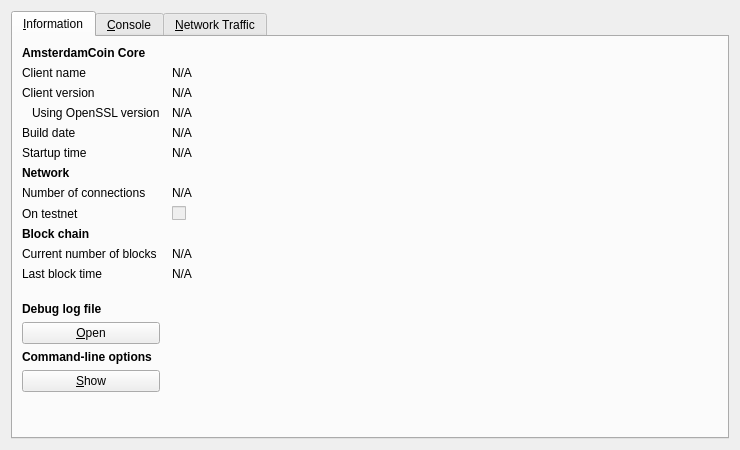
First picture: the form in src/qt/forms/rpcconsole.ui, repository CoinBuild/AmsterdamCoin, before the edit.
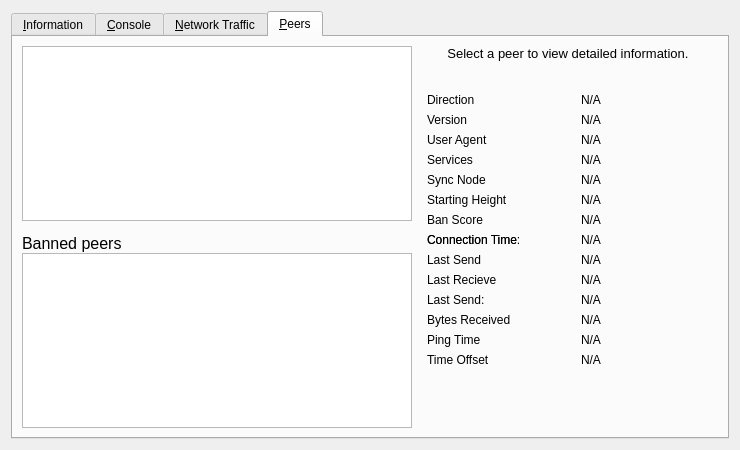
Second picture: the form after the edit. Icons and pictures are not drawn. Custom widgets are drawn as their Qt base class.

```diff
--- a/src/qt/forms/rpcconsole.ui
+++ b/src/qt/forms/rpcconsole.ui
@@ -1,7 +1,7 @@
 <?xml version="1.0" encoding="UTF-8"?>
 <ui version="4.0">
  <class>RPCConsole</class>
- <widget class="QDialog" name="RPCConsole">
+ <widget class="QWidget" name="RPCConsole">
   <property name="geometry">
    <rect>
     <x>0</x>
@@ -11,22 +11,19 @@
    </rect>
   </property>
   <property name="windowTitle">
-   <string>AmsterdamCoin - Debug window</string>
+   <string>Transfer - Debug window</string>
   </property>
   <layout class="QVBoxLayout" name="verticalLayout_2">
    <item>
     <widget class="QTabWidget" name="tabWidget">
      <property name="currentIndex">
-      <number>0</number>
+      <number>3</number>
      </property>
      <widget class="QWidget" name="tab_info">
       <attribute name="title">
        <string>&amp;Information</string>
       </attribute>
-      <layout class="QGridLayout" name="gridLayout" columnstretch="0,1">
-       <property name="horizontalSpacing">
-        <number>12</number>
-       </property>
+      <layout class="QFormLayout" name="formLayout">
        <item row="0" column="0">
         <widget class="QLabel" name="label_9">
          <property name="font">
@@ -36,7 +33,7 @@
           </font>
          </property>
          <property name="text">
-          <string>AmsterdamCoin Core</string>
+          <string>Transfer Core</string>
          </property>
         </widget>
        </item>
@@ -195,13 +192,36 @@
         </widget>
        </item>
        <item row="8" column="0">
+        <widget class="QLabel" name="label_15">
+         <property name="text">
+          <string>Number of masternodes</string>
+         </property>
+        </widget>
+       </item>
+       <item row="8" column="1">
+        <widget class="QLabel" name="masternodeCount">
+         <property name="cursor">
+          <cursorShape>IBeamCursor</cursorShape>
+         </property>
+         <property name="text">
+          <string>N/A</string>
+         </property>
+         <property name="textFormat">
+          <enum>Qt::PlainText</enum>
+         </property>
+         <property name="textInteractionFlags">
+          <set>Qt::LinksAccessibleByMouse|Qt::TextSelectableByKeyboard|Qt::TextSelectableByMouse</set>
+         </property>
+        </widget>
+       </item>
+       <item row="9" column="0">
         <widget class="QLabel" name="label_8">
          <property name="text">
           <string>On testnet</string>
          </property>
         </widget>
        </item>
-       <item row="8" column="1">
+       <item row="9" column="1">
         <widget class="QCheckBox" name="isTestNet">
          <property name="enabled">
           <bool>false</bool>
@@ -211,7 +231,7 @@
          </property>
         </widget>
        </item>
-       <item row="9" column="0">
+       <item row="10" column="0">
         <widget class="QLabel" name="label_10">
          <property name="font">
           <font>
@@ -224,14 +244,14 @@
          </property>
         </widget>
        </item>
-       <item row="10" column="0">
+       <item row="11" column="0">
         <widget class="QLabel" name="label_3">
          <property name="text">
           <string>Current number of blocks</string>
          </property>
         </widget>
        </item>
-       <item row="10" column="1">
+       <item row="11" column="1">
         <widget class="QLabel" name="numberOfBlocks">
          <property name="cursor">
           <cursorShape>IBeamCursor</cursorShape>
@@ -247,14 +267,14 @@
          </property>
         </widget>
        </item>
-       <item row="11" column="0">
+       <item row="12" column="0">
         <widget class="QLabel" name="label_2">
          <property name="text">
           <string>Last block time</string>
          </property>
         </widget>
        </item>
-       <item row="11" column="1">
+       <item row="12" column="1">
         <widget class="QLabel" name="lastBlockTime">
          <property name="cursor">
           <cursorShape>IBeamCursor</cursorShape>
@@ -270,20 +290,20 @@
          </property>
         </widget>
        </item>
-       <item row="12" column="0">
-        <spacer name="verticalSpacer_2">
-         <property name="orientation">
-          <enum>Qt::Vertical</enum>
-         </property>
-         <property name="sizeHint" stdset="0">
-          <size>
-           <width>20</width>
-           <height>20</height>
-          </size>
-         </property>
-        </spacer>
-       </item>
        <item row="13" column="0">
+        <spacer name="verticalSpacer_2">
+         <property name="orientation">
+          <enum>Qt::Vertical</enum>
+         </property>
+         <property name="sizeHint" stdset="0">
+          <size>
+           <width>20</width>
+           <height>10</height>
+          </size>
+         </property>
+        </spacer>
+       </item>
+       <item row="14" column="0">
         <widget class="QLabel" name="labelDebugLogfile">
          <property name="font">
           <font>
@@ -296,10 +316,10 @@
          </property>
         </widget>
        </item>
-       <item row="14" column="0">
+       <item row="15" column="0">
         <widget class="QPushButton" name="openDebugLogfileButton">
          <property name="toolTip">
-          <string>Open the AmsterdamCoin debug log file from the current data directory. This can take a few seconds for large log files.</string>
+          <string>Open the Transfer debug log file from the current data directory. This can take a few seconds for large log files.</string>
          </property>
          <property name="text">
           <string>&amp;Open</string>
@@ -309,7 +329,7 @@
          </property>
         </widget>
        </item>
-       <item row="15" column="0">
+       <item row="16" column="0">
         <widget class="QLabel" name="labelCLOptions">
          <property name="font">
           <font>
@@ -322,10 +342,10 @@
          </property>
         </widget>
        </item>
-       <item row="16" column="0">
+       <item row="17" column="0">
         <widget class="QPushButton" name="showCLOptionsButton">
          <property name="toolTip">
-          <string>Show the AmsterdamCoin-Qt help message to get a list with possible AmsterdamCoin command-line options.</string>
+          <string>Show the Transfer-Qt help message to get a list with possible Transfer command-line options.</string>
          </property>
          <property name="text">
           <string>&amp;Show</string>
@@ -335,7 +355,7 @@
          </property>
         </widget>
        </item>
-       <item row="17" column="0">
+       <item row="18" column="0">
         <spacer name="verticalSpacer">
          <property name="orientation">
           <enum>Qt::Vertical</enum>
@@ -343,7 +363,7 @@
          <property name="sizeHint" stdset="0">
           <size>
            <width>20</width>
-           <height>40</height>
+           <height>20</height>
           </size>
          </property>
         </spacer>
@@ -354,11 +374,8 @@
       <attribute name="title">
        <string>&amp;Console</string>
       </attribute>
-      <layout class="QVBoxLayout" name="verticalLayout_3">
-       <property name="spacing">
-        <number>3</number>
-       </property>
-       <item>
+      <layout class="QGridLayout" name="gridLayout">
+       <item row="0" column="0">
         <widget class="QTextEdit" name="messagesWidget">
          <property name="minimumSize">
           <size>
@@ -377,11 +394,37 @@
          </property>
         </widget>
        </item>
-       <item>
+       <item row="1" column="0">
         <layout class="QHBoxLayout" name="horizontalLayout">
          <property name="spacing">
           <number>3</number>
          </property>
+         <item>
+          <widget class="QPushButton" name="copyButton">
+           <property name="maximumSize">
+            <size>
+             <width>24</width>
+             <height>24</height>
+            </size>
+           </property>
+           <property name="toolTip">
+            <string>Copy to clipboard</string>
+           </property>
+           <property name="text">
+            <string/>
+           </property>
+           <property name="icon">
+            <iconset resource="../bitcoin.qrc">
+             <normaloff>:/icons/editcopy</normaloff>:/icons/editcopy</iconset>
+           </property>
+           <property name="shortcut">
+            <string notr="true">Ctrl+L</string>
+           </property>
+           <property name="autoDefault">
+            <bool>false</bool>
+           </property>
+          </widget>
+         </item>
          <item>
           <widget class="QLabel" name="label">
            <property name="text">
@@ -393,7 +436,19 @@
           <widget class="QLineEdit" name="lineEdit"/>
          </item>
          <item>
-          <widget class="QPushButton" name="clearButton">
+          <widget class="QToolButton" name="pasteButton">
+           <property name="sizePolicy">
+            <sizepolicy hsizetype="Minimum" vsizetype="Fixed">
+             <horstretch>0</horstretch>
+             <verstretch>0</verstretch>
+            </sizepolicy>
+           </property>
+           <property name="minimumSize">
+            <size>
+             <width>24</width>
+             <height>24</height>
+            </size>
+           </property>
            <property name="maximumSize">
             <size>
              <width>24</width>
@@ -401,20 +456,17 @@
             </size>
            </property>
            <property name="toolTip">
-            <string>Clear console</string>
+            <string>Paste from clipboard</string>
            </property>
            <property name="text">
             <string/>
            </property>
            <property name="icon">
             <iconset resource="../bitcoin.qrc">
-             <normaloff>:/icons/remove</normaloff>:/icons/remove</iconset>
+             <normaloff>:/icons/editpaste</normaloff>:/icons/editpaste</iconset>
            </property>
            <property name="shortcut">
-            <string notr="true">Ctrl+L</string>
-           </property>
-           <property name="autoDefault">
-            <bool>false</bool>
+            <string>Alt+P</string>
            </property>
           </widget>
          </item>
@@ -422,7 +474,7 @@
        </item>
       </layout>
      </widget>
-     <widget class="QWidget" name="tab">
+     <widget class="QWidget" name="tab_nettraffic">
       <attribute name="title">
        <string>&amp;Network Traffic</string>
       </attribute>
@@ -672,6 +724,484 @@
        </item>
       </layout>
      </widget>
+     <widget class="QWidget" name="tab_peers">
+      <attribute name="title">
+       <string>&amp;Peers</string>
+      </attribute>
+      <layout class="QGridLayout" name="gridLayout_2">
+       <item row="0" column="0" rowspan="2">
+        <layout class="QVBoxLayout" name="verticalLayout_101">
+         <property name="spacing">
+          <number>0</number>
+         </property>
+         <item>
+          <widget class="QTableView" name="peerWidget">
+           <property name="horizontalScrollBarPolicy">
+            <enum>Qt::ScrollBarAsNeeded</enum>
+           </property>
+           <property name="sortingEnabled">
+            <bool>true</bool>
+           </property>
+           <attribute name="horizontalHeaderHighlightSections">
+            <bool>false</bool>
+           </attribute>
+          </widget>
+         </item>
+         <item>
+          <widget class="QLabel" name="banHeading">
+           <property name="sizePolicy">
+            <sizepolicy hsizetype="Preferred" vsizetype="Minimum">
+             <horstretch>0</horstretch>
+             <verstretch>0</verstretch>
+            </sizepolicy>
+           </property>
+           <property name="minimumSize">
+            <size>
+             <width>300</width>
+             <height>32</height>
+            </size>
+           </property>
+           <property name="maximumSize">
+            <size>
+             <width>16777215</width>
+             <height>32</height>
+            </size>
+           </property>
+           <property name="font">
+            <font>
+             <pointsize>12</pointsize>
+            </font>
+           </property>
+           <property name="cursor">
+            <cursorShape>IBeamCursor</cursorShape>
+           </property>
+           <property name="text">
+            <string>Banned peers</string>
+           </property>
+           <property name="alignment">
+            <set>Qt::AlignBottom|Qt::AlignLeading|Qt::AlignLeft</set>
+           </property>
+           <property name="wordWrap">
+            <bool>true</bool>
+           </property>
+           <property name="textInteractionFlags">
+            <set>Qt::NoTextInteraction</set>
+           </property>
+          </widget>
+         </item>
+         <item>
+          <widget class="QTableView" name="banlistWidget">
+           <property name="sizePolicy">
+            <sizepolicy hsizetype="Expanding" vsizetype="Expanding">
+             <horstretch>0</horstretch>
+             <verstretch>0</verstretch>
+            </sizepolicy>
+           </property>
+           <property name="horizontalScrollBarPolicy">
+            <enum>Qt::ScrollBarAsNeeded</enum>
+           </property>
+           <property name="sortingEnabled">
+            <bool>true</bool>
+           </property>
+           <attribute name="horizontalHeaderHighlightSections">
+            <bool>false</bool>
+           </attribute>
+          </widget>
+         </item>
+        </layout>
+       </item>
+       <item row="0" column="1">
+        <widget class="QLabel" name="peerHeading">
+         <property name="sizePolicy">
+          <sizepolicy hsizetype="Preferred" vsizetype="Minimum">
+           <horstretch>0</horstretch>
+           <verstretch>0</verstretch>
+          </sizepolicy>
+         </property>
+         <property name="minimumSize">
+          <size>
+           <width>300</width>
+           <height>32</height>
+          </size>
+         </property>
+         <property name="font">
+          <font>
+           <pointsize>10</pointsize>
+          </font>
+         </property>
+         <property name="cursor">
+          <cursorShape>IBeamCursor</cursorShape>
+         </property>
+         <property name="text">
+          <string>Select a peer to view detailed information.</string>
+         </property>
+         <property name="alignment">
+          <set>Qt::AlignHCenter|Qt::AlignTop</set>
+         </property>
+         <property name="wordWrap">
+          <bool>true</bool>
+         </property>
+         <property name="textInteractionFlags">
+          <set>Qt::LinksAccessibleByMouse|Qt::TextSelectableByKeyboard|Qt::TextSelectableByMouse</set>
+         </property>
+        </widget>
+       </item>
+       <item row="1" column="1">
+        <widget class="QWidget" name="detailWidget" native="true">
+         <property name="minimumSize">
+          <size>
+           <width>300</width>
+           <height>0</height>
+          </size>
+         </property>
+         <layout class="QGridLayout" name="gridLayout_3">
+          <item row="0" column="0">
+           <widget class="QLabel" name="label_23">
+            <property name="text">
+             <string>Direction</string>
+            </property>
+           </widget>
+          </item>
+          <item row="0" column="2">
+           <widget class="QLabel" name="peerDirection">
+            <property name="cursor">
+             <cursorShape>IBeamCursor</cursorShape>
+            </property>
+            <property name="text">
+             <string>N/A</string>
+            </property>
+            <property name="textFormat">
+             <enum>Qt::PlainText</enum>
+            </property>
+            <property name="textInteractionFlags">
+             <set>Qt::LinksAccessibleByMouse|Qt::TextSelectableByKeyboard|Qt::TextSelectableByMouse</set>
+            </property>
+           </widget>
+          </item>
+          <item row="1" column="0">
+           <widget class="QLabel" name="label_21">
+            <property name="text">
+             <string>Version</string>
+            </property>
+           </widget>
+          </item>
+          <item row="2" column="0">
+           <widget class="QLabel" name="label_28">
+            <property name="cursor">
+             <cursorShape>IBeamCursor</cursorShape>
+            </property>
+            <property name="text">
+             <string>User Agent</string>
+            </property>
+            <property name="textFormat">
+             <enum>Qt::PlainText</enum>
+            </property>
+            <property name="textInteractionFlags">
+             <set>Qt::LinksAccessibleByMouse|Qt::TextSelectableByKeyboard|Qt::TextSelectableByMouse</set>
+            </property>
+           </widget>
+          </item>
+          <item row="2" column="2">
+           <widget class="QLabel" name="peerSubversion">
+            <property name="cursor">
+             <cursorShape>IBeamCursor</cursorShape>
+            </property>
+            <property name="text">
+             <string>N/A</string>
+            </property>
+            <property name="textFormat">
+             <enum>Qt::PlainText</enum>
+            </property>
+            <property name="textInteractionFlags">
+             <set>Qt::LinksAccessibleByMouse|Qt::TextSelectableByKeyboard|Qt::TextSelectableByMouse</set>
+            </property>
+           </widget>
+          </item>
+          <item row="3" column="0">
+           <widget class="QLabel" name="label_4">
+            <property name="text">
+             <string>Services</string>
+            </property>
+           </widget>
+          </item>
+          <item row="3" column="2">
+           <widget class="QLabel" name="peerServices">
+            <property name="cursor">
+             <cursorShape>IBeamCursor</cursorShape>
+            </property>
+            <property name="text">
+             <string>N/A</string>
+            </property>
+            <property name="textFormat">
+             <enum>Qt::PlainText</enum>
+            </property>
+            <property name="textInteractionFlags">
+             <set>Qt::LinksAccessibleByMouse|Qt::TextSelectableByKeyboard|Qt::TextSelectableByMouse</set>
+            </property>
+           </widget>
+          </item>
+          <item row="8" column="0">
+           <widget class="QLabel" name="label_22">
+            <property name="text">
+             <string>Connection Time:</string>
+            </property>
+           </widget>
+          </item>
+          <item row="4" column="0">
+           <widget class="QLabel" name="label_25">
+            <property name="text">
+             <string>Sync Node</string>
+            </property>
+           </widget>
+          </item>
+          <item row="4" column="2">
+           <widget class="QLabel" name="peerSyncNode">
+            <property name="cursor">
+             <cursorShape>IBeamCursor</cursorShape>
+            </property>
+            <property name="text">
+             <string>N/A</string>
+            </property>
+            <property name="textFormat">
+             <enum>Qt::PlainText</enum>
+            </property>
+            <property name="textInteractionFlags">
+             <set>Qt::LinksAccessibleByMouse|Qt::TextSelectableByKeyboard|Qt::TextSelectableByMouse</set>
+            </property>
+           </widget>
+          </item>
+          <item row="5" column="0">
+           <widget class="QLabel" name="label_29">
+            <property name="text">
+             <string>Starting Height</string>
+            </property>
+           </widget>
+          </item>
+          <item row="5" column="2">
+           <widget class="QLabel" name="peerHeight">
+            <property name="cursor">
+             <cursorShape>IBeamCursor</cursorShape>
+            </property>
+            <property name="text">
+             <string>N/A</string>
+            </property>
+            <property name="textFormat">
+             <enum>Qt::PlainText</enum>
+            </property>
+            <property name="textInteractionFlags">
+             <set>Qt::LinksAccessibleByMouse|Qt::TextSelectableByKeyboard|Qt::TextSelectableByMouse</set>
+            </property>
+           </widget>
+          </item>
+          <item row="7" column="0">
+           <widget class="QLabel" name="label_24">
+            <property name="text">
+             <string>Ban Score</string>
+            </property>
+           </widget>
+          </item>
+          <item row="7" column="2">
+           <widget class="QLabel" name="peerBanScore">
+            <property name="cursor">
+             <cursorShape>IBeamCursor</cursorShape>
+            </property>
+            <property name="text">
+             <string>N/A</string>
+            </property>
+            <property name="textFormat">
+             <enum>Qt::PlainText</enum>
+            </property>
+            <property name="textInteractionFlags">
+             <set>Qt::LinksAccessibleByMouse|Qt::TextSelectableByKeyboard|Qt::TextSelectableByMouse</set>
+            </property>
+           </widget>
+          </item>
+          <item row="8" column="0">
+           <widget class="QLabel" name="label_22">
+            <property name="text">
+             <string>Connection Time</string>
+            </property>
+           </widget>
+          </item>
+          <item row="8" column="2">
+           <widget class="QLabel" name="peerConnTime">
+            <property name="cursor">
+             <cursorShape>IBeamCursor</cursorShape>
+            </property>
+            <property name="text">
+             <string>N/A</string>
+            </property>
+            <property name="textFormat">
+             <enum>Qt::PlainText</enum>
+            </property>
+            <property name="textInteractionFlags">
+             <set>Qt::LinksAccessibleByMouse|Qt::TextSelectableByKeyboard|Qt::TextSelectableByMouse</set>
+            </property>
+           </widget>
+          </item>
+          <item row="9" column="0">
+           <widget class="QLabel" name="label_15">
+            <property name="text">
+             <string>Last Send</string>
+            </property>
+           </widget>
+          </item>
+          <item row="9" column="2">
+           <widget class="QLabel" name="peerLastSend">
+            <property name="cursor">
+             <cursorShape>IBeamCursor</cursorShape>
+            </property>
+            <property name="text">
+             <string>N/A</string>
+            </property>
+            <property name="textFormat">
+             <enum>Qt::PlainText</enum>
+            </property>
+            <property name="textInteractionFlags">
+             <set>Qt::LinksAccessibleByMouse|Qt::TextSelectableByKeyboard|Qt::TextSelectableByMouse</set>
+            </property>
+           </widget>
+          </item>
+          <item row="10" column="0">
+           <widget class="QLabel" name="label_19">
+            <property name="text">
+             <string>Last Recieve</string>
+            </property>
+           </widget>
+          </item>
+          <item row="10" column="2">
+           <widget class="QLabel" name="peerLastRecv">
+            <property name="cursor">
+             <cursorShape>IBeamCursor</cursorShape>
+            </property>
+            <property name="text">
+             <string>N/A</string>
+            </property>
+            <property name="textFormat">
+             <enum>Qt::PlainText</enum>
+            </property>
+            <property name="textInteractionFlags">
+             <set>Qt::LinksAccessibleByMouse|Qt::TextSelectableByKeyboard|Qt::TextSelectableByMouse</set>
+            </property>
+           </widget>
+          </item>
+          <item row="11" column="0">
+           <widget class="QLabel" name="label_18">
+            <property name="text">
+             <string>Last Send:</string>
+            </property>
+           </widget>
+          </item>
+          <item row="11" column="2">
+           <widget class="QLabel" name="peerBytesSent">
+            <property name="cursor">
+             <cursorShape>IBeamCursor</cursorShape>
+            </property>
+            <property name="text">
+             <string>N/A</string>
+            </property>
+            <property name="textFormat">
+             <enum>Qt::PlainText</enum>
+            </property>
+            <property name="textInteractionFlags">
+             <set>Qt::LinksAccessibleByMouse|Qt::TextSelectableByKeyboard|Qt::TextSelectableByMouse</set>
+            </property>
+           </widget>
+          </item>
+          <item row="12" column="0">
+           <widget class="QLabel" name="label_20">
+            <property name="text">
+             <string>Bytes Received</string>
+            </property>
+           </widget>
+          </item>
+          <item row="12" column="2">
+           <widget class="QLabel" name="peerBytesRecv">
+            <property name="cursor">
+             <cursorShape>IBeamCursor</cursorShape>
+            </property>
+            <property name="text">
+             <string>N/A</string>
+            </property>
+            <property name="textFormat">
+             <enum>Qt::PlainText</enum>
+            </property>
+            <property name="textInteractionFlags">
+             <set>Qt::LinksAccessibleByMouse|Qt::TextSelectableByKeyboard|Qt::TextSelectableByMouse</set>
+            </property>
+           </widget>
+          </item>
+          <item row="13" column="0">
+           <widget class="QLabel" name="label_26">
+            <property name="text">
+             <string>Ping Time</string>
+            </property>
+           </widget>
+          </item>
+          <item row="13" column="2">
+           <widget class="QLabel" name="peerPingTime">
+            <property name="cursor">
+             <cursorShape>IBeamCursor</cursorShape>
+            </property>
+            <property name="text">
+             <string>N/A</string>
+            </property>
+            <property name="textFormat">
+             <enum>Qt::PlainText</enum>
+            </property>
+            <property name="textInteractionFlags">
+             <set>Qt::LinksAccessibleByMouse|Qt::TextSelectableByKeyboard|Qt::TextSelectableByMouse</set>
+            </property>
+           </widget>
+          </item>
+          <item row="14" column="0">
+           <widget class="QLabel" name="label_timeoffset">
+            <property name="text">
+             <string>Time Offset</string>
+            </property>
+           </widget>
+          </item>
+          <item row="14" column="2">
+           <widget class="QLabel" name="timeoffset">
+            <property name="cursor">
+             <cursorShape>IBeamCursor</cursorShape>
+            </property>
+            <property name="text">
+             <string>N/A</string>
+            </property>
+            <property name="textFormat">
+             <enum>Qt::PlainText</enum>
+            </property>
+            <property name="textInteractionFlags">
+             <set>Qt::LinksAccessibleByMouse|Qt::TextSelectableByKeyboard|Qt::TextSelectableByMouse</set>
+            </property>
+           </widget>
+          </item>
+          <item row="15" column="1">
+           <spacer name="verticalSpacer_3">
+            <property name="orientation">
+             <enum>Qt::Vertical</enum>
+            </property>
+            <property name="sizeHint" stdset="0">
+             <size>
+              <width>20</width>
+              <height>40</height>
+             </size>
+            </property>
+           </spacer>
+          </item>
+          <item row="1" column="2">
+           <widget class="QLabel" name="peerVersion">
+            <property name="text">
+             <string>N/A</string>
+            </property>
+           </widget>
+          </item>
+         </layout>
+        </widget>
+       </item>
+      </layout>
+     </widget>
     </widget>
    </item>
   </layout>
```
